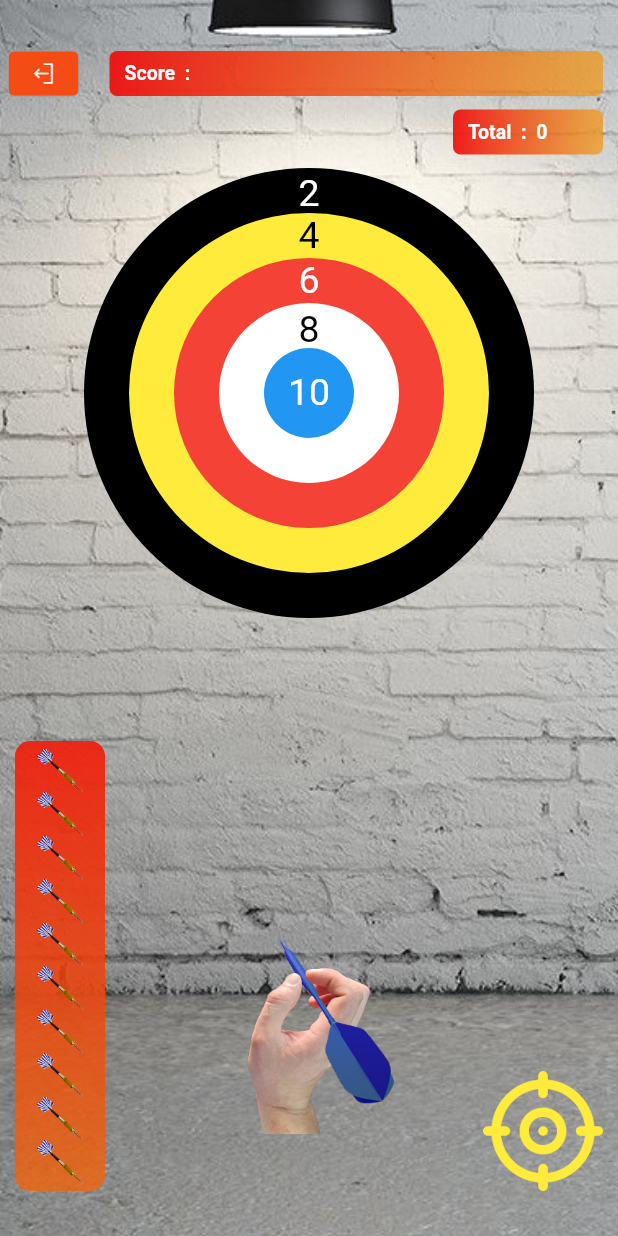
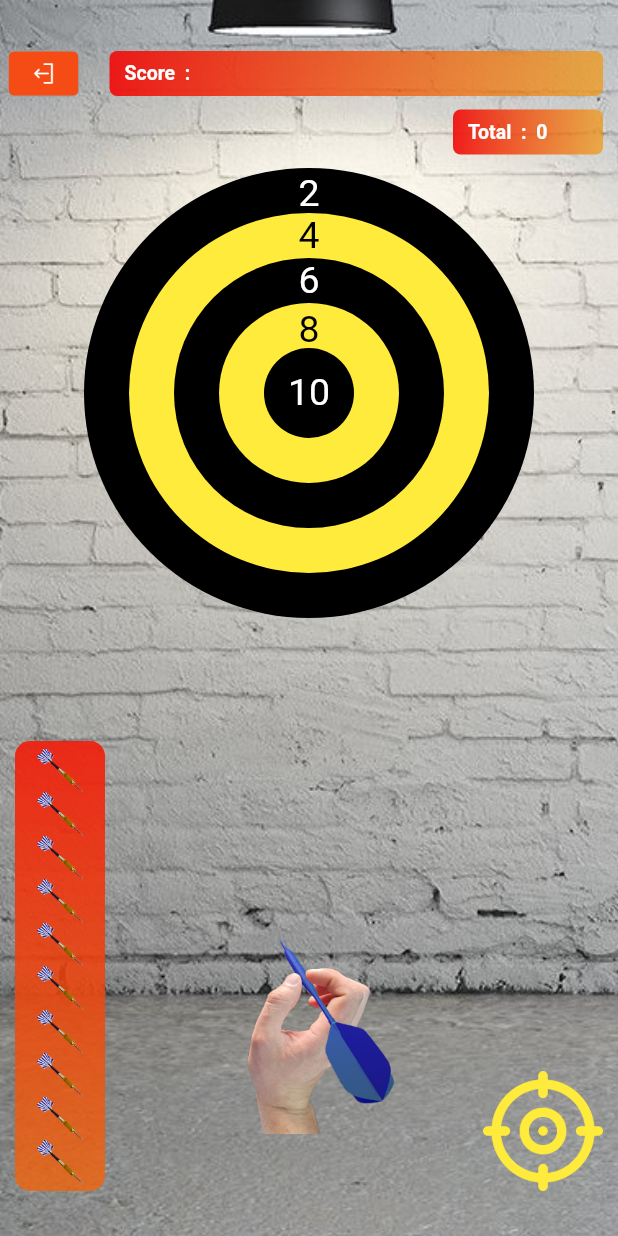
Before and after one commit to Miracle-Blue/darts_project, a Flutter app: the screen it shows after launch, after a tap on "Play", on a phone screen of 412 x 824 dp. Run offline on Flutter 3.47's test engine with Material 2 defaults, Android fonts, the phone set to English and light mode, and no system bars; our stand-ins replace video_player.

```diff
--- a/lib/main.dart
+++ b/lib/main.dart
@@ -1,5 +1,4 @@
 import 'package:darts/pages/game_page.dart';
-import 'package:darts/pages/home_page.dart';
 import 'package:darts/pages/intro_page.dart';
 import 'package:flutter/material.dart';
 
@@ -11,7 +10,7 @@ class MyApp extends StatelessWidget {
   @override
   Widget build(BuildContext context) {
     return MaterialApp(
-      title: 'Flutter Demo',
+      title: 'Darts',
       debugShowCheckedModeBanner: false,
       theme: ThemeData(
         primarySwatch: Colors.blue,
--- a/lib/pages/game_page.dart
+++ b/lib/pages/game_page.dart
@@ -124,7 +124,7 @@ class _GamePageState extends State<GamePage> {
                               )),
                           CircleAvatar(
                             radius: 90,
-                            backgroundColor: Colors.red,
+                            backgroundColor: Colors.black,
                           ),
                           Positioned(
                               top: 60,
@@ -135,7 +135,7 @@ class _GamePageState extends State<GamePage> {
                               )),
                           CircleAvatar(
                             radius: 60,
-                            backgroundColor: Colors.white,
+                            backgroundColor: Colors.yellow,
                           ),
                           Positioned(
                               top: 93,
@@ -146,7 +146,7 @@ class _GamePageState extends State<GamePage> {
                               )),
                           CircleAvatar(
                             radius: 30,
-                            backgroundColor: Colors.blue,
+                            backgroundColor: Colors.black,
                           ),
                           Positioned(
                               top: 135,
@@ -527,4 +527,3 @@ class _GamePageState extends State<GamePage> {
     );
   }
 }
-// app
```
Also changed, not shown: 6 other files.
